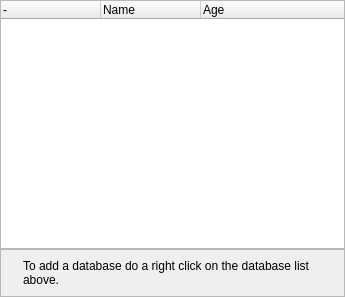
Old version of the form src/qmapshack/gis/IGisDatabase.ui in the repository Maproom/qmapshack.
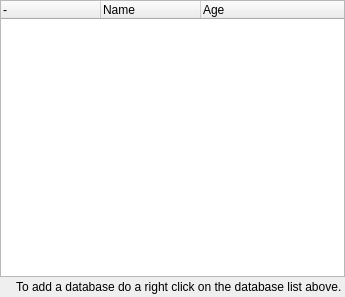
New version of the form. Icons and pictures are not drawn. Custom widgets are drawn as their Qt base class.

Commit message: Finetune layouts

```diff
--- a/src/qmapshack/gis/IGisDatabase.ui
+++ b/src/qmapshack/gis/IGisDatabase.ui
@@ -69,12 +69,24 @@
    <item>
     <widget class="QFrame" name="frameHelp">
      <property name="frameShape">
-      <enum>QFrame::StyledPanel</enum>
+      <enum>QFrame::NoFrame</enum>
      </property>
      <property name="frameShadow">
-      <enum>QFrame::Raised</enum>
+      <enum>QFrame::Plain</enum>
      </property>
      <layout class="QHBoxLayout" name="horizontalLayout_2">
+      <property name="leftMargin">
+       <number>3</number>
+      </property>
+      <property name="topMargin">
+       <number>3</number>
+      </property>
+      <property name="rightMargin">
+       <number>3</number>
+      </property>
+      <property name="bottomMargin">
+       <number>3</number>
+      </property>
       <item>
        <widget class="QLabel" name="labelHelp1">
         <property name="sizePolicy">
```
The commit also changes 4 other files.
